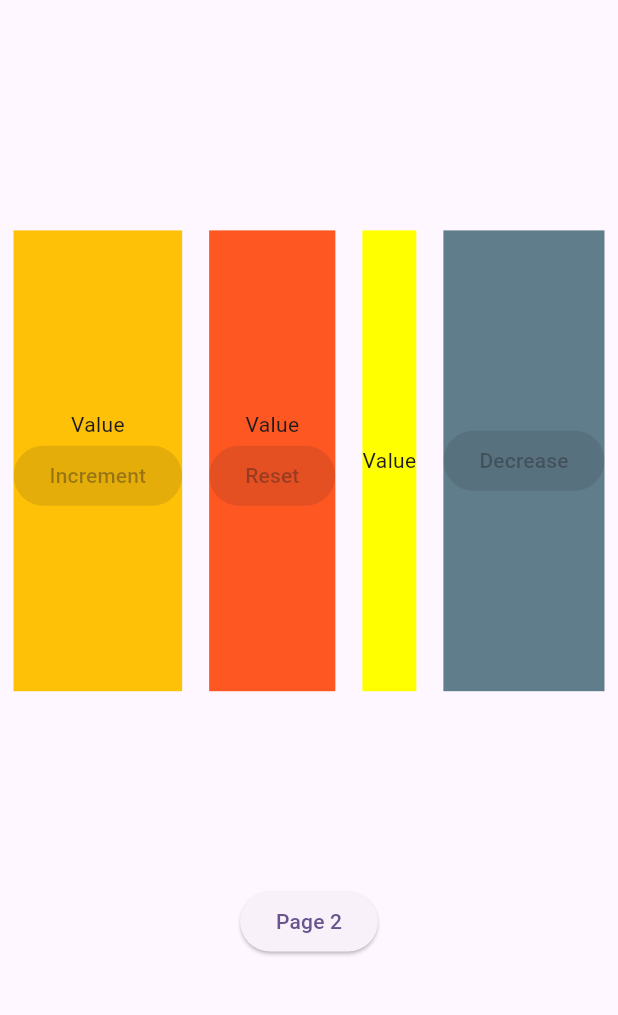
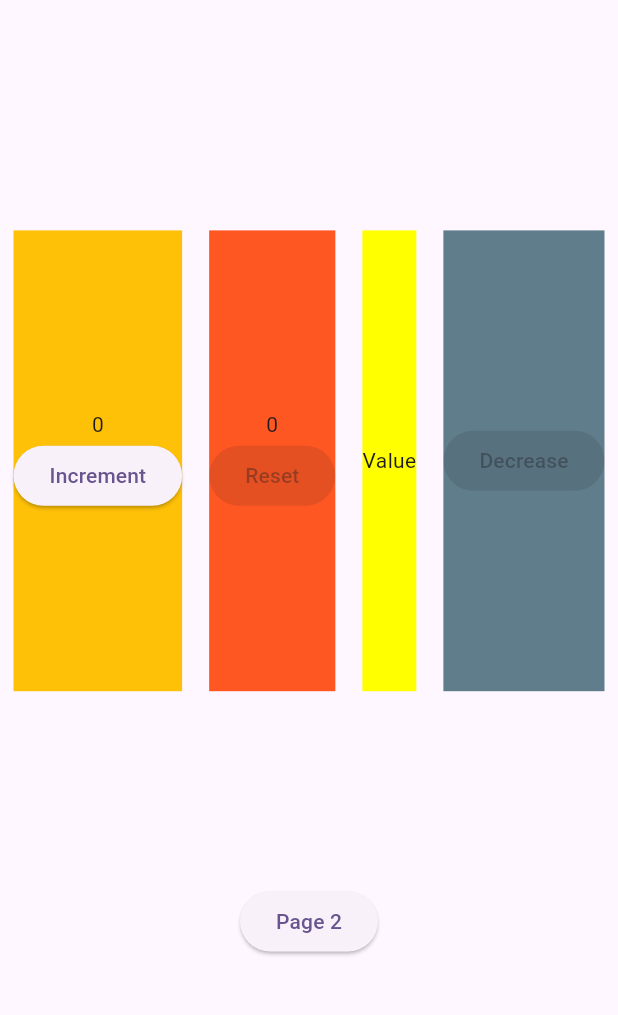
Before and after one commit to augustosalazar/f_getxstate_sol, a Flutter app: the screen it shows after launch, on a phone screen of 412 x 824 dp, the part 84-1099 px from its top. Run offline on Flutter 3.47's test engine with Material 3 defaults, Android fonts, the phone set to English and light mode, and no system bars; our stand-ins replace get.

Commit message:
half way done

```diff
--- a/lib/main.dart
+++ b/lib/main.dart
@@ -1,7 +1,10 @@
 import 'package:flutter/material.dart';
+import 'package:get/get.dart';
+import 'ui/controllers/simple_controller.dart';
 import 'ui/pages/main_page.dart';
 
 void main() {
+  Get.put(SimpleController());
   runApp(const MyApp());
 }
 
--- /dev/null
+++ b/lib/ui/controllers/simple_controller.dart
@@ -0,0 +1,15 @@
+import 'package:get/get.dart';
+
+class SimpleController extends GetxController {
+  final _value = 0.obs;
+
+  int get value => _value.value;
+
+  void increment() {
+    _value.value++;
+  }
+
+  void decrement() {
+    _value.value--;
+  }
+}
--- a/lib/ui/pages/main_page.dart
+++ b/lib/ui/pages/main_page.dart
@@ -1,5 +1,7 @@
 import 'package:flutter/material.dart';
+import 'package:get/get.dart';
 
+import '../controllers/simple_controller.dart';
 import '../widgets/w1.dart';
 import '../widgets/w2.dart';
 import '../widgets/w3.dart';
--- a/lib/ui/widgets/w1.dart
+++ b/lib/ui/widgets/w1.dart
@@ -1,17 +1,22 @@
 import 'package:flutter/material.dart';
+import 'package:get/get.dart';
+
+import '../controllers/simple_controller.dart';
 
 class W1 extends StatelessWidget {
   const W1({super.key});
 
   @override
   Widget build(BuildContext context) {
+    final SimpleController controller = Get.find();
     return Container(
       color: Colors.amber,
-      child: const Column(
+      child: Column(
         mainAxisAlignment: MainAxisAlignment.center,
         children: [
-          Text('Value'),
-          ElevatedButton(onPressed: null, child: Text('Increment'))
+          Obx(() => Text(controller.value.toString())),
+          ElevatedButton(
+              onPressed: () => controller.increment(), child: Text('Increment'))
         ],
       ),
     );
--- a/lib/ui/widgets/w2.dart
+++ b/lib/ui/widgets/w2.dart
@@ -1,16 +1,20 @@
 import 'package:flutter/material.dart';
+import 'package:get/get.dart';
+
+import '../controllers/simple_controller.dart';
 
 class W2 extends StatelessWidget {
   const W2({super.key});
 
   @override
   Widget build(BuildContext context) {
+    final SimpleController controller = Get.find();
     return Container(
       color: Colors.deepOrange,
-      child: const Column(
+      child: Column(
         mainAxisAlignment: MainAxisAlignment.center,
         children: [
-          Text('Value'),
+          Obx(() => Text(controller.value.toString())),
           ElevatedButton(onPressed: null, child: Text('Reset'))
         ],
       ),
```
Also changed, not shown: lib/ui/pages/page2.dart (+9 -3 lines), pubspec.lock.
